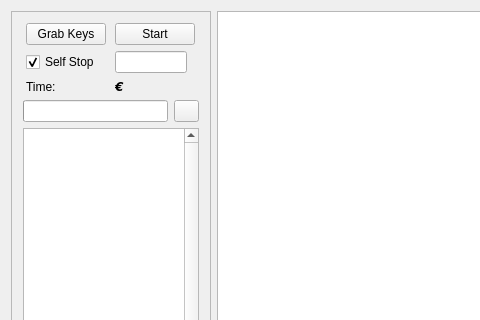
This is mainwindow.ui in lonzo92/hungarian-plains as Qt 5 draws it before an edit; both pictures show x 0 to 480 and y 0 to 320 of the 823 by 713 pixel window. The edited form follows.
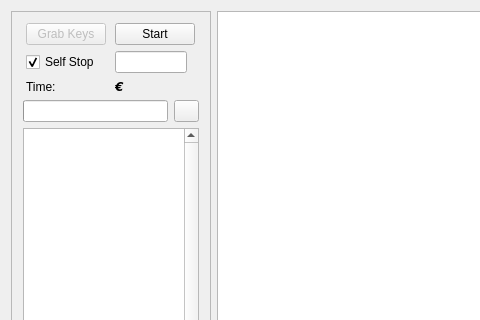
This is the edited form. Icons and pictures are not drawn.

Commit message: correction grabbed keys with no scene

Diff of the .ui file:
```diff
--- a/mainwindow.ui
+++ b/mainwindow.ui
@@ -57,7 +57,7 @@
          <item row="0" column="0">
           <widget class="QPushButton" name="grabButton">
            <property name="enabled">
-            <bool>true</bool>
+            <bool>false</bool>
            </property>
            <property name="sizePolicy">
             <sizepolicy hsizetype="MinimumExpanding" vsizetype="Fixed">
```
The commit also changes 1 other file.
